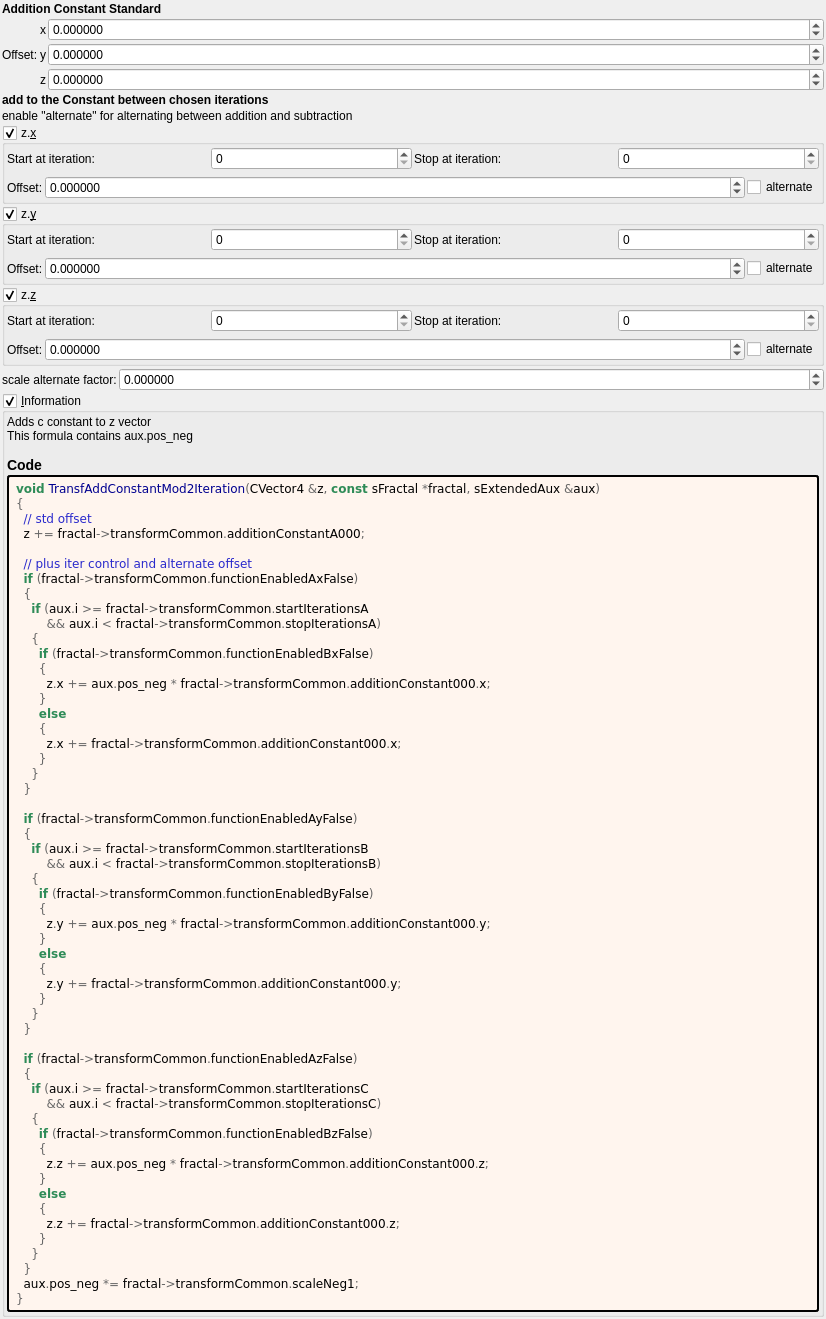
Qt form mandelbulber2/formula/ui/transf_add_constant_mod2.ui (buddhi1980/mandelbulber2) before a commit.
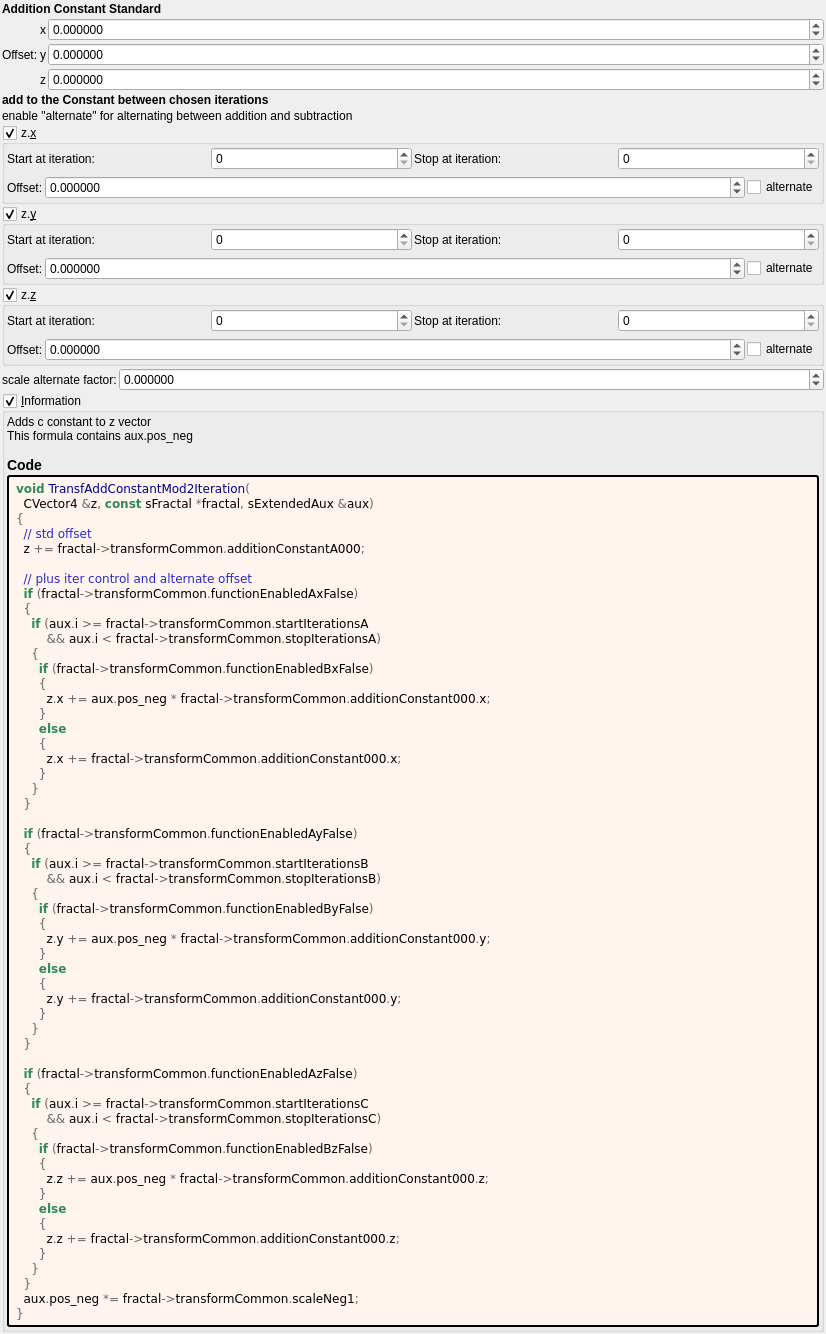
The same form after that commit. Custom widgets are drawn as their Qt base class.

```diff
--- a/mandelbulber2/formula/ui/transf_add_constant_mod2.ui
+++ b/mandelbulber2/formula/ui/transf_add_constant_mod2.ui
@@ -650,7 +650,8 @@
         </property>
         <property name="text">
          <string notr="true">&lt;body style=&quot;background-color:#fff5ee&quot;&gt;
-&lt;pre style=&quot;color:#000000; background-color:#fff5ee;  font-family:'Courier New',monospace;&quot;&gt;&lt;span style=&quot;color:#2e8b57; font-weight:bold&quot;&gt;void&lt;/span&gt; &lt;span style=&quot;color:#00008f&quot;&gt;TransfAddConstantMod2Iteration&lt;/span&gt;&lt;span style=&quot;color:#676767&quot;&gt;(&lt;/span&gt;CVector4 &lt;span style=&quot;color:#676767&quot;&gt;&amp;amp;&lt;/span&gt;z&lt;span style=&quot;color:#676767&quot;&gt;,&lt;/span&gt; &lt;span style=&quot;color:#2e8b57; font-weight:bold&quot;&gt;const&lt;/span&gt; sFractal &lt;span style=&quot;color:#676767&quot;&gt;*&lt;/span&gt;fractal&lt;span style=&quot;color:#676767&quot;&gt;,&lt;/span&gt; sExtendedAux &lt;span style=&quot;color:#676767&quot;&gt;&amp;amp;&lt;/span&gt;aux&lt;span style=&quot;color:#676767&quot;&gt;)&lt;/span&gt;
+&lt;pre style=&quot;color:#000000; background-color:#fff5ee;  font-family:'Courier New',monospace;&quot;&gt;&lt;span style=&quot;color:#2e8b57; font-weight:bold&quot;&gt;void&lt;/span&gt; &lt;span style=&quot;color:#00008f&quot;&gt;TransfAddConstantMod2Iteration&lt;/span&gt;&lt;span style=&quot;color:#676767&quot;&gt;(&lt;/span&gt;
+  CVector4 &lt;span style=&quot;color:#676767&quot;&gt;&amp;amp;&lt;/span&gt;z&lt;span style=&quot;color:#676767&quot;&gt;,&lt;/span&gt; &lt;span style=&quot;color:#2e8b57; font-weight:bold&quot;&gt;const&lt;/span&gt; sFractal &lt;span style=&quot;color:#676767&quot;&gt;*&lt;/span&gt;fractal&lt;span style=&quot;color:#676767&quot;&gt;,&lt;/span&gt; sExtendedAux &lt;span style=&quot;color:#676767&quot;&gt;&amp;amp;&lt;/span&gt;aux&lt;span style=&quot;color:#676767&quot;&gt;)&lt;/span&gt;
 &lt;span style=&quot;color:#676767&quot;&gt;{&lt;/span&gt;
   &lt;span style=&quot;color:#2929cc&quot;&gt;// std offset&lt;/span&gt;
   z &lt;span style=&quot;color:#676767&quot;&gt;+=&lt;/span&gt; fractal&lt;span style=&quot;color:#676767&quot;&gt;-&amp;gt;&lt;/span&gt;transformCommon&lt;span style=&quot;color:#676767&quot;&gt;.&lt;/span&gt;additionConstantA000&lt;span style=&quot;color:#676767&quot;&gt;;&lt;/span&gt;
```
